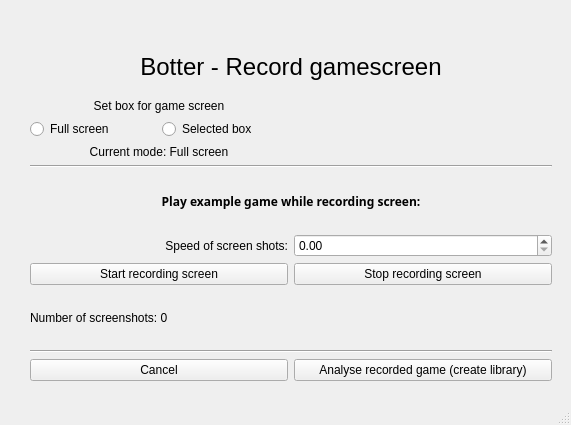
Before: the Qt Designer form Design/Record.ui in Kanter666/Botter, drawn with Qt 5.
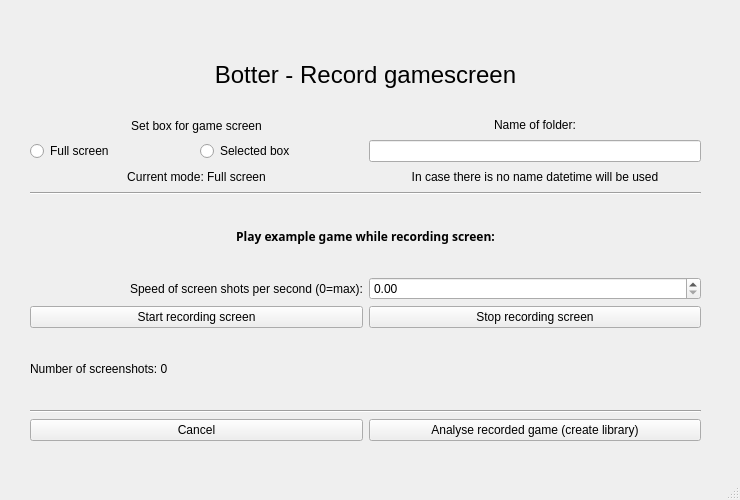
After: the same form once the commit is applied.

Commit message: Huge GUI updates - adding guidlines, improving layout, size,..

The edit to the form file:
```diff
--- a/Design/Record.ui
+++ b/Design/Record.ui
@@ -6,8 +6,8 @@
    <rect>
     <x>0</x>
     <y>0</y>
-    <width>571</width>
-    <height>425</height>
+    <width>740</width>
+    <height>500</height>
    </rect>
   </property>
   <property name="windowTitle">
@@ -19,8 +19,8 @@
      <rect>
       <x>30</x>
       <y>40</y>
-      <width>522</width>
-      <height>341</height>
+      <width>671</width>
+      <height>401</height>
      </rect>
     </property>
     <layout class="QGridLayout" name="gridLayout">
@@ -122,7 +122,7 @@
      <item row="4" column="0">
       <widget class="QLabel" name="label">
        <property name="text">
-        <string>Speed of screen shots:</string>
+        <string>Speed of screen shots per second (0=max):</string>
        </property>
        <property name="alignment">
         <set>Qt::AlignRight|Qt::AlignTrailing|Qt::AlignVCenter</set>
@@ -163,6 +163,34 @@
        </property>
       </widget>
      </item>
+     <item row="1" column="1">
+      <layout class="QVBoxLayout" name="verticalLayout_2">
+       <item>
+        <widget class="QLabel" name="label_4">
+         <property name="text">
+          <string>&lt;html&gt;&lt;head/&gt;&lt;body&gt;&lt;p align=&quot;center&quot;&gt;Name of folder:&lt;/p&gt;&lt;/body&gt;&lt;/html&gt;</string>
+         </property>
+        </widget>
+       </item>
+       <item>
+        <widget class="QLineEdit" name="name_lb">
+         <property name="sizePolicy">
+          <sizepolicy hsizetype="Preferred" vsizetype="Fixed">
+           <horstretch>0</horstretch>
+           <verstretch>0</verstretch>
+          </sizepolicy>
+         </property>
+        </widget>
+       </item>
+       <item>
+        <widget class="QLabel" name="label_6">
+         <property name="text">
+          <string>&lt;html&gt;&lt;head/&gt;&lt;body&gt;&lt;p align=&quot;center&quot;&gt;In case there is no name datetime will be used&lt;/p&gt;&lt;/body&gt;&lt;/html&gt;</string>
+         </property>
+        </widget>
+       </item>
+      </layout>
+     </item>
     </layout>
    </widget>
   </widget>
```
The commit also changes 7 other files.
